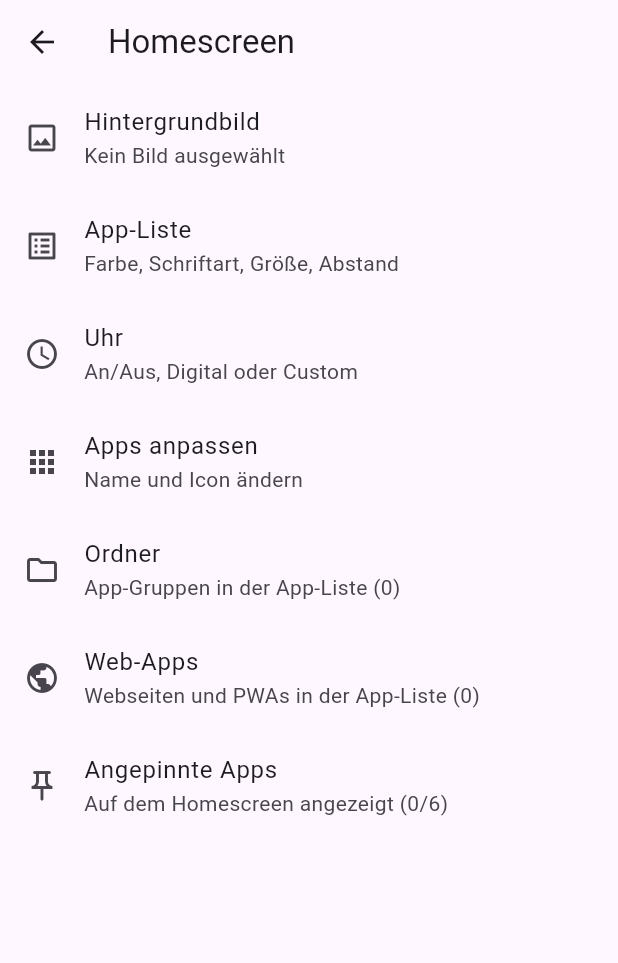
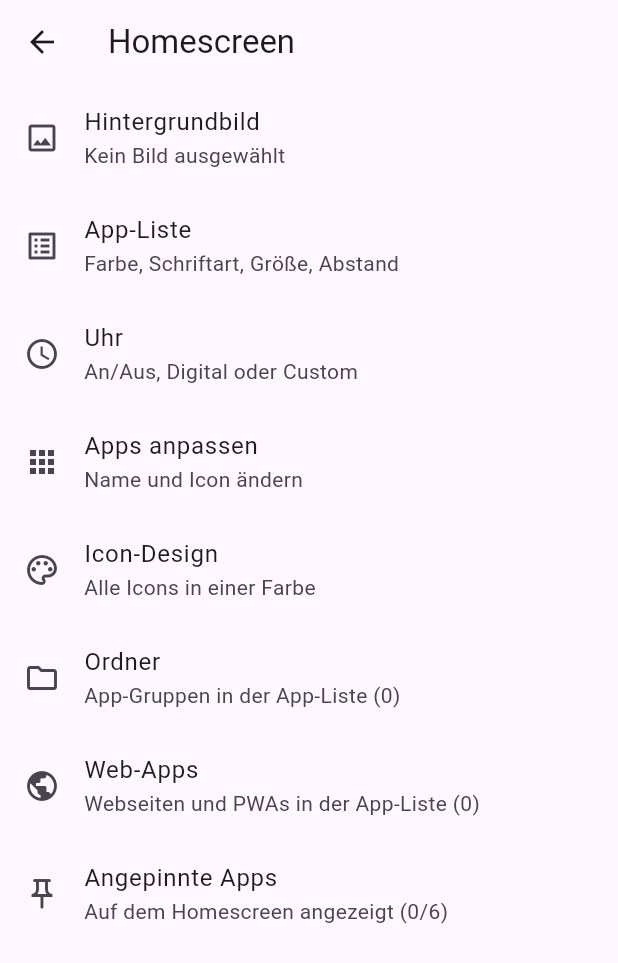
Before and after one commit to Hannes-swd/Hanneslauncher, a Flutter app: the HomeScreenSettingsScreen screen opened directly, on a phone screen of 412 x 824 dp. Shown: the top 963 px of the screen. Run offline on Flutter 3.47's test engine with Material 3 defaults, Android fonts, the phone set to English and light mode, and no system bars; our stand-ins replace image_picker, shared_preferences; missing offline and left inert: installed_apps; accounts and stored records are empty.

Commit message:
feat: add icon theme customization with color options and quick actions for pinned entries

```diff
--- a/lib/app_list_view.dart
+++ b/lib/app_list_view.dart
@@ -11,6 +11,7 @@ import 'folder_sheet.dart';
 import 'launcher_entries_controller.dart';
 import 'launcher_entry.dart';
 import 'pinned_apps_controller.dart';
+import 'pinned_quick_actions.dart';
 
 /// Full app list for the home screen with an A-Z index bar on the right.
 /// All present letters are shown at all times; hovering/dragging over one
@@ -404,6 +405,9 @@ class _AppListViewState extends State<AppListView> {
                   padding: const EdgeInsets.symmetric(vertical: 10),
                   child: GestureDetector(
                     onTap: () => _open(entry),
+                    // Long press edits the pin itself (icon, or a folder's
+                    // color) instead of opening it.
+                    onLongPress: () => showPinnedQuickActions(context, entry),
                     child: AppIcon(entry: entry, size: 48),
                   ),
                 ),
--- a/lib/app_strings.dart
+++ b/lib/app_strings.dart
@@ -87,6 +87,16 @@ class AppStrings {
   String get nameAndUrlRequired =>
       _en ? 'Name and address are required' : 'Name und Adresse sind nötig';
 
+  String get iconTheme => _en ? 'Icon design' : 'Icon-Design';
+  String get iconThemeSubtitle =>
+      _en ? 'All icons in one color' : 'Alle Icons in einer Farbe';
+  String get iconThemeEnabled =>
+      _en ? 'Theme icons' : 'Icons einfärben';
+  String get iconThemeHint => _en
+      ? 'The original icons are kept - switching this off brings them back.'
+      : 'Die Original-Icons bleiben erhalten - beim Ausschalten sind sie '
+            'wieder da.';
+
   String get folders => _en ? 'Folders' : 'Ordner';
   String foldersSubtitle(int count) => _en
       ? 'Groups of apps in the app list ($count)'
--- a/lib/home_screen_settings_screen.dart
+++ b/lib/home_screen_settings_screen.dart
@@ -6,6 +6,8 @@ import 'app_strings.dart';
 import 'clock_settings_screen.dart';
 import 'folders_controller.dart';
 import 'folders_settings_screen.dart';
+import 'icon_theme_controller.dart';
+import 'icon_theme_settings_screen.dart';
 import 'locale_controller.dart';
 import 'pinned_apps_controller.dart';
 import 'pinned_apps_settings_screen.dart';
@@ -91,6 +93,30 @@ class HomeScreenSettingsScreen extends StatelessWidget {
                       );
                     },
                   ),
+                  ValueListenableBuilder<IconThemeSettings>(
+                    valueListenable: IconThemeController.instance,
+                    builder: (context, iconTheme, child) {
+                      return ListTile(
+                        leading: const Icon(Icons.palette_outlined),
+                        title: Text(s.iconTheme),
+                        subtitle: Text(s.iconThemeSubtitle),
+                        trailing: iconTheme.enabled
+                            ? CircleAvatar(
+                                radius: 12,
+                                backgroundColor: iconTheme.color,
+                              )
+                            : null,
+                        onTap: () {
+                          Navigator.of(context).push(
+                            MaterialPageRoute(
+                              builder: (context) =>
+                                  const IconThemeSettingsScreen(),
+                            ),
+                          );
+                        },
+                      );
+                    },
+                  ),
                   ValueListenableBuilder<List<LauncherFolder>>(
                     valueListenable: FoldersController.instance,
                     builder: (context, folders, child) {
--- /dev/null
+++ b/lib/icon_theme_controller.dart
@@ -0,0 +1,51 @@
+import 'package:flutter/material.dart';
+import 'package:shared_preferences/shared_preferences.dart';
+
+import 'app_list_settings_controller.dart' show appListColorPalette;
+
+class IconThemeSettings {
+  const IconThemeSettings({this.enabled = false, this.colorIndex = 3});
+
+  /// While off, every icon is drawn exactly as it comes - turning the theme
+  /// off restores the original icons, nothing is overwritten.
+  final bool enabled;
+
+  /// Index into [appListColorPalette], same palette as everywhere else.
+  final int colorIndex;
+
+  Color get color => appListColorPalette[colorIndex];
+
+  IconThemeSettings copyWith({bool? enabled, int? colorIndex}) {
+    return IconThemeSettings(
+      enabled: enabled ?? this.enabled,
+      colorIndex: colorIndex ?? this.colorIndex,
+    );
+  }
+}
+
+/// One color for all app icons at once: each icon is reduced to its
+/// brightness and re-tinted, so a mixed pile of logos reads as one set
+/// instead of a wall of different brand colors.
+class IconThemeController extends ValueNotifier<IconThemeSettings> {
+  IconThemeController._() : super(const IconThemeSettings());
+
+  static final IconThemeController instance = IconThemeController._();
+
+  static const _enabledKey = 'icon_theme_enabled';
+  static const _colorKey = 'icon_theme_color';
+
+  Future<void> load() async {
+    final prefs = await SharedPreferences.getInstance();
+    value = IconThemeSettings(
+      enabled: prefs.getBool(_enabledKey) ?? false,
+      colorIndex: prefs.getInt(_colorKey) ?? 3,
+    );
+  }
+
+  Future<void> update(IconThemeSettings newValue) async {
+    value = newValue;
+    final prefs = await SharedPreferences.getInstance();
+    await prefs.setBool(_enabledKey, newValue.enabled);
+    await prefs.setInt(_colorKey, newValue.colorIndex);
+  }
+}
--- a/lib/main.dart
+++ b/lib/main.dart
@@ -1,6 +1,7 @@
 import 'package:flutter/material.dart';
 
 import 'app_list_view.dart';
+import 'icon_theme_controller.dart';
 import 'locale_controller.dart';
 import 'settings_screen.dart';
 import 'system_gesture_exclusion.dart';
@@ -42,6 +43,7 @@ class _LauncherRootState extends State<LauncherRoot>
     super.initState();
     WallpaperController.instance.load();
     LocaleController.instance.load();
+    IconThemeController.instance.load();
   }
 
   @override
```
Also changed, not shown: lib/app_icon.dart (+45 -7 lines), lib/icon_theme_settings_screen.dart (added, +120 -0 lines), lib/pinned_quick_actions.dart (added, +91 -0 lines).
